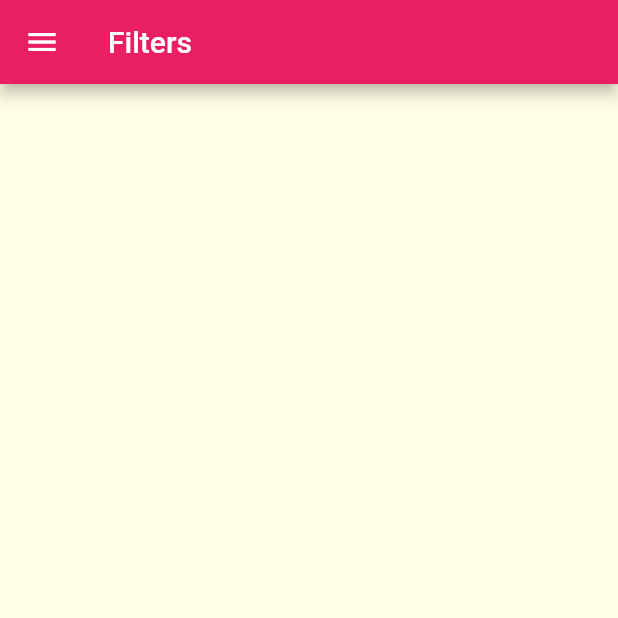
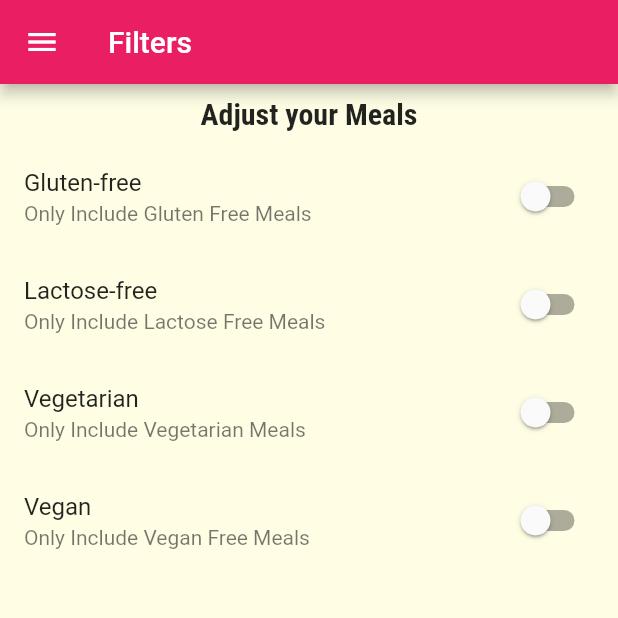
Before and after one commit to CodingEyes6/Recipe-App, a Flutter app: the FilterScreen screen opened by its route, on a phone screen of 412 x 824 dp, the top half of it. Run offline on Flutter 3.47's test engine with Material 2 defaults, Android fonts, the phone set to English and light mode, and no system bars.

Commit message:
filter screen ui complete

```diff
--- a/lib/screens/Filter/filter_screen.dart
+++ b/lib/screens/Filter/filter_screen.dart
@@ -1,17 +1,115 @@
 import 'package:flutter/material.dart';
+import '../../styles/textstyles.dart';
 import '../tabs/Drawer/drawer.dart';
 
 import '../../components/appBar.dart';
 
+class FilterScreen extends StatefulWidget {
+  @override
+  State<FilterScreen> createState() => _FilterScreenState();
+}
 
-class FilterScreen extends StatelessWidget {
-
+class _FilterScreenState extends State<FilterScreen> {
+  var _glutenFree = false;
+  var _lasctoseFree = false;
+  var _isVegetarian = false;
+  var _isVegan = false;
 
   @override
   Widget build(BuildContext context) {
     return Scaffold(
       appBar: buildAppBar('Filters'),
       drawer: MainDrawer(),
+      body: Column(
+        children: [
+          pageTitle(),
+          showSwitchesWithTitle()
+        ],
+      ),
+    );
+  }
+
+  void onSwitchChange(bool value) {
+    setState(() {
+      _glutenFree = value;
+    });
+  }
+
+  Widget showSwitchesWithTitle() {
+    return Container(
+      height: 300,
+      child: ListView(
+        children: [
+          buildSwitchListTile(
+            'Gluten-free',
+            'Only Include Gluten Free Meals',
+            _glutenFree,
+            updateGlutenFreeSwitch,
+          ),
+          buildSwitchListTile(
+            'Lactose-free',
+            'Only Include Lactose Free Meals',
+            _lasctoseFree,
+            updateLactoseFreeSwitch,
+          ),
+          buildSwitchListTile(
+            'Vegetarian',
+            'Only Include Vegetarian Meals',
+            _isVegetarian,
+            isVegetarianFreeSwitch,
+          ),
+          buildSwitchListTile(
+            'Vegan',
+            'Only Include Vegan Free Meals',
+            _isVegan,
+            isVeganFreeSwitch,
+          )
+        ],
+      ),
+    );
+  }
+
+  Widget pageTitle() {
+    return Container(
+      padding: const EdgeInsets.all(8),
+      child: const Text(
+        'Adjust your Meals',
+        style: titleTextStyle,
+      ),
+    );
+  }
+
+  void updateGlutenFreeSwitch(bool value) {
+    setState(() {
+      _glutenFree = value;
+    });
+  }
+
+  void updateLactoseFreeSwitch(bool value) {
+    setState(() {
+      _lasctoseFree = value;
+    });
+  }
+
+  void isVeganFreeSwitch(bool value) {
+    setState(() {
+      _isVegan = value;
+    });
+  }
+
+  void isVegetarianFreeSwitch(bool value) {
+    setState(() {
+      _isVegetarian = value;
+    });
+  }
+
+  Widget buildSwitchListTile(
+      String title, String subtitle, bool currValue, Function updateValue) {
+    return SwitchListTile(
+      value: currValue,
+      onChanged: (value) => updateValue(value),
+      title: Text(title),
+      subtitle: Text(subtitle),
     );
   }
 }
--- a/lib/screens/Meal/components/meals_list.dart
+++ b/lib/screens/Meal/components/meals_list.dart
@@ -39,21 +39,21 @@ categoryMeals = DUMMY_MEALS.where(
 
     void removeItem(String mealID) {
       setState(() {
-        print(mealID);
+
         categoryMeals.removeWhere(
           (element) {
             bool result = element.id == mealID;
-            print(result);
+
             return result;
           },
         );
-        print(categoryMeals);
+
       });
     }
 
     return ListView.builder(
       itemBuilder: (ctx, index) {
-        print(categoryMeals[index].title);
+
         return MealItem(
           mealId: categoryMeals[index].id,
           mealTitle: categoryMeals[index].title,
--- a/lib/screens/Meal/meals_screen.dart
+++ b/lib/screens/Meal/meals_screen.dart
@@ -29,6 +29,7 @@ late Map<String,String> args;
   }
 
   Widget body(String categoryID){
+
     return MealsList(categoryID);
   }
 }
```
